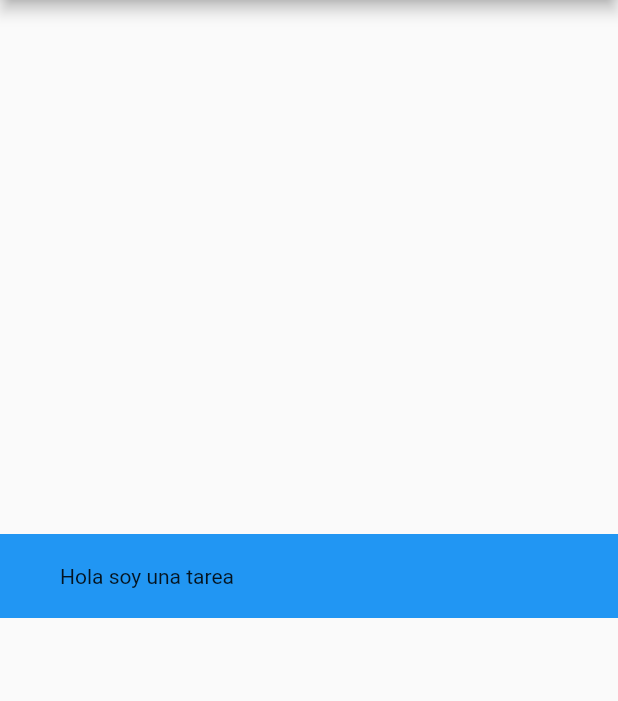
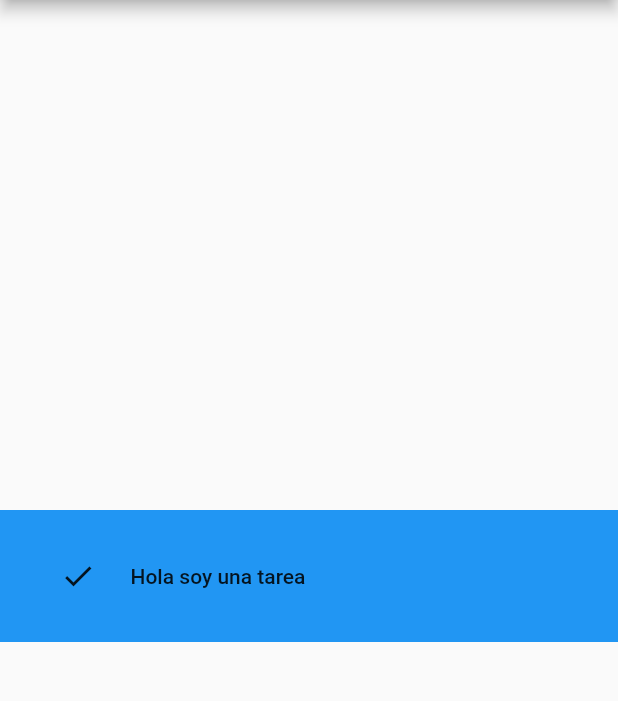
Before and after one commit to juantoperas/stateful, a Flutter app: the screen it shows after launch, on a phone screen of 412 x 824 dp, the part 84-785 px from its top. Run offline on Flutter 3.47's test engine with Material 2 defaults, Android fonts, the phone set to English and light mode, and no system bars.

Commit message:
tarea con constructores ok

```diff
--- a/lib/main.dart
+++ b/lib/main.dart
@@ -26,11 +26,31 @@ class TareaState extends State<Tarea>{
   TareaState(ts){
     this.tst = ts;
   }
+  click() {
+    print("click");
+    setState(() {
+      tst['done'] = !tst['done'];
+    }
+    );
+  }
   @override
   Widget build(BuildContext context) {
     return Container(
         padding: EdgeInsets.only(left:20),
-        child: Text(tst['nombre'].toString())
+        child:Row(
+          children: [
+            if(tst['done'])
+              Icon(Icons.done)
+            else
+              Icon(Icons.clear),
+
+          FlatButton(
+            onPressed: click,
+            child:Text ("  "+tst['nombre'])
+          )
+          ],
+        )
+        //Text(tst['nombre'].toString())
     );
   }
 }
```
